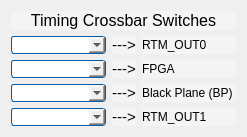
This is new_look/timing.ui in cristinasewell/ATCA_PyDM_Screens as Qt 5 draws it before an edit. The edited form follows.
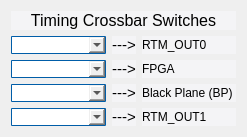
This is the edited form. Custom widgets are drawn as their Qt base class.

Diff of the .ui file:
```diff
--- a/new_look/timing.ui
+++ b/new_look/timing.ui
@@ -24,28 +24,24 @@
    border-style: solid;
    border-width: 1px;
    border-color: rgb(0, 93, 168);
-   border-radius: 3px;
+   border-radius: 1px;
    padding-left: 3px;
 }
 QComboBox:on {
-   border-radius: 3px;
+   border-radius: 1px;
    background:transparent;
 }
 QComboBox::drop-down {
-   margin-right: 5px;
+   margin-right: 2px;
 }
 QComboBox QAbstractItemView::item {
-   padding: 8px 8px 8px 8px;
+   padding: 4px 4px 4px 4px;
 }
 QComboBox QAbstractItemView {
    background: transparent;
 }
 QComboBox QListView::item {
-   background: qradialgradient(
-   cx: 0.5, cy: -1.6, fx: 0.5, fy: 0,
-   radius: 2,
-   stop: 0 #C4C4C4,
-   stop: 1 #DBDBDB );
+   background-color: rgb(208,223,240);
    border-style: solid;
    border-width: 1px;
    border-color: rgb(0, 93, 168);
```
